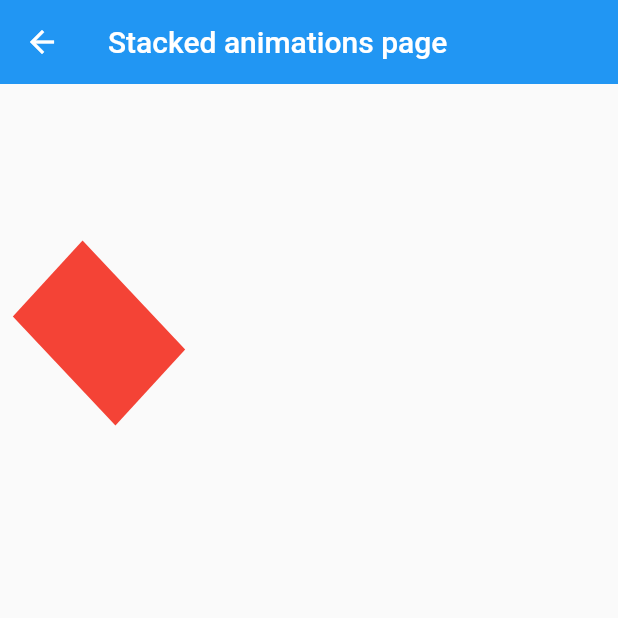
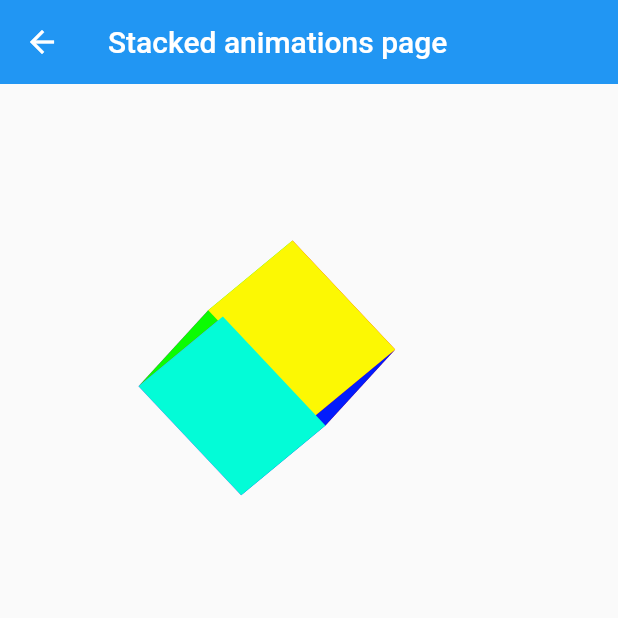
Before and after one commit to Shalom-Nankam/animations, a Flutter app: the StackedAnimation screen opened directly, on a phone screen of 412 x 824 dp, the top half of it. Run offline on Flutter 3.47's test engine with Material 2 defaults, Android fonts, the phone set to English and light mode, and no system bars; our stand-ins replace get.

Commit message:
Finished the stacked animations

```diff
--- a/lib/views/stacked_animation.dart
+++ b/lib/views/stacked_animation.dart
@@ -1,6 +1,7 @@
 import 'dart:math';
 
 import 'package:flutter/material.dart';
+import 'package:vector_math/vector_math_64.dart';
 
 class StackedAnimation extends StatefulWidget {
   const StackedAnimation({super.key});
@@ -67,7 +68,8 @@ class _StackedAnimationState extends State<StackedAnimation>
               const SizedBox(
                 height: 100,
               ),
-              AnimatedBuilder(
+              Center(
+                child: AnimatedBuilder(
                   animation:
                       Listenable.merge([xController, yController, zController]),
                   builder: (context, child) {
@@ -79,16 +81,62 @@ class _StackedAnimationState extends State<StackedAnimation>
                       alignment: Alignment.center,
                       child: Stack(
                         children: [
+                          Transform(
+                            transform: Matrix4.identity()
+                              ..translate(Vector3(0, 0, -100)),
+                            child: Container(
+                              height: 100,
+                              width: 100,
+                              color: const Color(0xffde03fc),
+                            ),
+                          ),
                           Container(
                             height: 100,
                             width: 100,
-                          color: Colors.red,
-                        )
+                            color: const Color(0xfffc0f03),
+                          ),
+                          Transform(
+                            alignment: Alignment.centerLeft,
+                            transform: Matrix4.identity()..rotateY((pi / 2)),
+                            child: Container(
+                              height: 100,
+                              width: 100,
+                              color: const Color(0xff0bfc03),
+                            ),
+                          ),
+                          Transform(
+                            alignment: Alignment.centerRight,
+                            transform: Matrix4.identity()..rotateY(-(pi / 2)),
+                            child: Container(
+                              height: 100,
+                              width: 100,
+                              color: const Color(0xff031cfc),
+                            ),
+                          ),
+                          Transform(
+                            alignment: Alignment.topCenter,
+                            transform: Matrix4.identity()..rotateX(-(pi / 2)),
+                            child: Container(
+                              height: 100,
+                              width: 100,
+                              color: const Color(0xfffcf803),
+                            ),
+                          ),
+                          Transform(
+                            alignment: Alignment.bottomCenter,
+                            transform: Matrix4.identity()..rotateX((pi / 2)),
+                            child: Container(
+                              height: 100,
+                              width: 100,
+                              color: const Color(0xff03fcd7),
+                            ),
+                          ),
                         ],
                       ),
                     );
                   },
-              )
+                ),
+              ),
             ],
           ),
         ),
```
Lines whose indentation alone changed are shown as unchanged.
